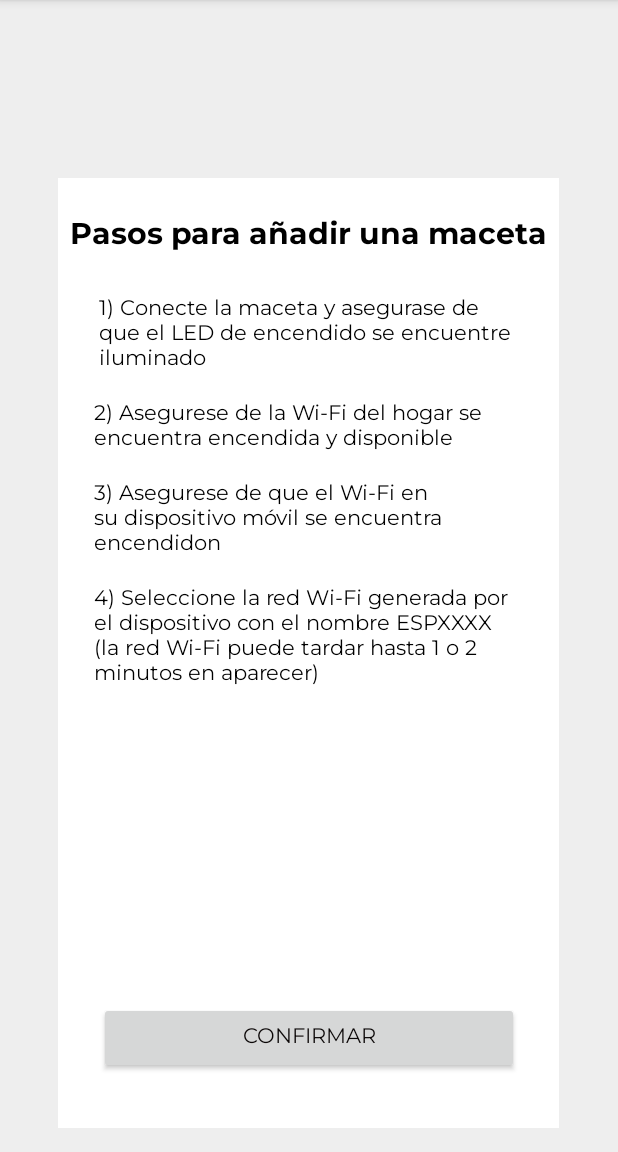
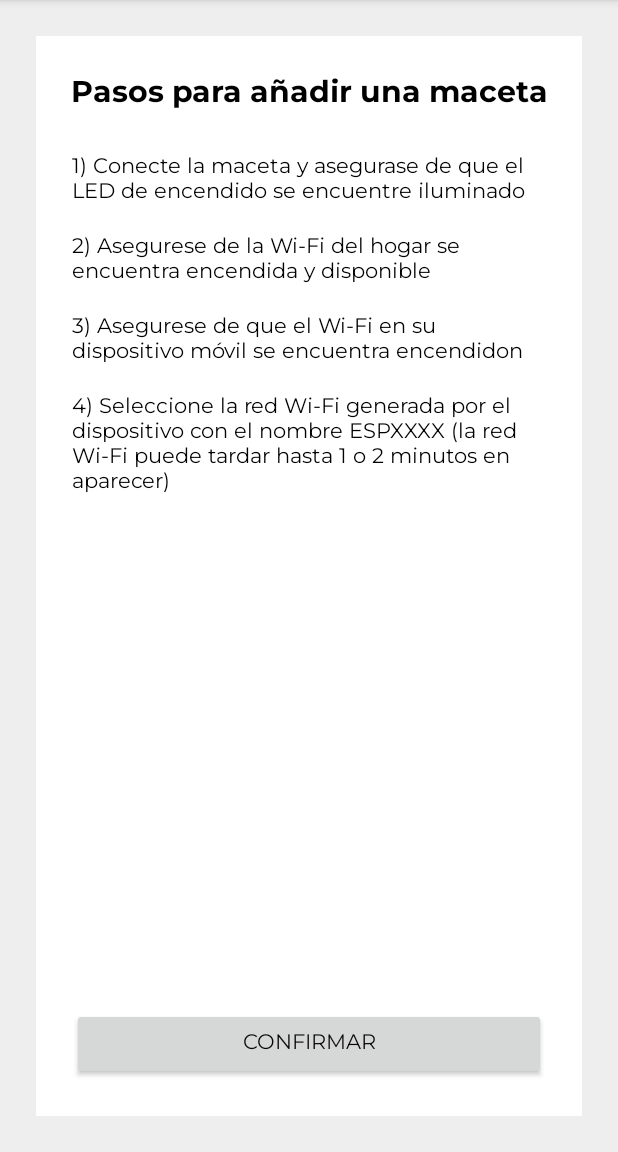
Before and after one commit to Rodaja/Gardenia-Android, an Android app: the screen it shows after launch (AddFlowerPot), on a phone screen of 412 x 824 dp, the part 84-1236 px from its top. Run offline under Robolectric (Android 15) with nearby library versions, the phone set to English and light mode, and no system bars.

Commit message:
scroll en anadir maceta

```diff
--- a/app/src/main/res/layout/activity_add_flower_pot.xml
+++ b/app/src/main/res/layout/activity_add_flower_pot.xml
@@ -8,14 +8,36 @@
     tools:context=".view.AddFlowerPot">
 
     <androidx.constraintlayout.widget.ConstraintLayout
-        android:layout_width="334dp"
-        android:layout_height="633dp"
-        android:layout_marginBottom="16dp"
+        android:layout_width="match_parent"
+        android:layout_height="match_parent"
+        android:layout_marginStart="24dp"
+        android:layout_marginLeft="24dp"
+        android:layout_marginTop="24dp"
+        android:layout_marginEnd="24dp"
+        android:layout_marginRight="24dp"
+        android:layout_marginBottom="24dp"
         android:background="@color/colorPrimary"
         app:layout_constraintBottom_toBottomOf="parent"
         app:layout_constraintEnd_toEndOf="parent"
-        app:layout_constraintHorizontal_bias="0.493"
-        app:layout_constraintStart_toStartOf="parent">
+        app:layout_constraintHorizontal_bias="0.0"
+        app:layout_constraintStart_toStartOf="parent"
+        app:layout_constraintTop_toTopOf="parent"
+        app:layout_constraintVertical_bias="1.0">
+
+        <ScrollView
+            android:id="@+id/scrollView2"
+            android:layout_width="0dp"
+            android:layout_height="0dp"
+            android:layout_marginBottom="24dp"
+            app:layout_constraintBottom_toTopOf="@+id/btn_confirmar_agregar"
+            app:layout_constraintEnd_toEndOf="parent"
+            app:layout_constraintStart_toStartOf="parent"
+            app:layout_constraintTop_toTopOf="parent">
+
+            <androidx.constraintlayout.widget.ConstraintLayout
+                android:layout_width="match_parent"
+                android:layout_height="wrap_content"
+                android:layout_marginBottom="16dp">
 
                 <TextView
                     android:id="@+id/tv_titulo_agregar_maceta"
@@ -32,7 +54,7 @@
 
                 <TextView
                     android:id="@+id/tv_paso1"
-            android:layout_width="280dp"
+                    android:layout_width="0dp"
                     android:layout_height="wrap_content"
                     android:layout_marginStart="24dp"
                     android:layout_marginLeft="24dp"
@@ -48,40 +70,49 @@
 
                 <TextView
                     android:id="@+id/tv_paso2"
-            android:layout_width="280dp"
+                    android:layout_width="0dp"
                     android:layout_height="wrap_content"
                     android:layout_marginStart="24dp"
                     android:layout_marginLeft="24dp"
                     android:layout_marginTop="16dp"
+                    android:layout_marginEnd="24dp"
+                    android:layout_marginRight="24dp"
                     android:fontFamily="@font/montserrat"
                     android:text="@string/paso2"
                     android:textColor="@color/colorFont"
+                    app:layout_constraintEnd_toEndOf="parent"
                     app:layout_constraintStart_toStartOf="parent"
                     app:layout_constraintTop_toBottomOf="@+id/tv_paso1" />
 
                 <TextView
                     android:id="@+id/tv_paso3"
-            android:layout_width="280dp"
+                    android:layout_width="0dp"
                     android:layout_height="wrap_content"
                     android:layout_marginStart="24dp"
                     android:layout_marginLeft="24dp"
                     android:layout_marginTop="16dp"
+                    android:layout_marginEnd="24dp"
+                    android:layout_marginRight="24dp"
                     android:fontFamily="@font/montserrat"
                     android:text="@string/paso3"
                     android:textColor="@color/colorFont"
+                    app:layout_constraintEnd_toEndOf="parent"
                     app:layout_constraintStart_toStartOf="parent"
                     app:layout_constraintTop_toBottomOf="@+id/tv_paso2" />
 
                 <TextView
                     android:id="@+id/tv_paso4"
-            android:layout_width="280dp"
+                    android:layout_width="0dp"
                     android:layout_height="wrap_content"
                     android:layout_marginStart="24dp"
                     android:layout_marginLeft="24dp"
                     android:layout_marginTop="16dp"
+                    android:layout_marginEnd="24dp"
+                    android:layout_marginRight="24dp"
                     android:fontFamily="@font/montserrat"
                     android:text="@string/paso4"
                     android:textColor="@color/colorFont"
+                    app:layout_constraintEnd_toEndOf="parent"
                     app:layout_constraintStart_toStartOf="parent"
                     app:layout_constraintTop_toBottomOf="@+id/tv_paso3" />
 
@@ -98,17 +129,24 @@
                     app:layout_constraintStart_toStartOf="parent"
                     app:layout_constraintTop_toBottomOf="@+id/tv_paso4" />
 
+            </androidx.constraintlayout.widget.ConstraintLayout>
+        </ScrollView>
+
         <Button
             android:id="@+id/btn_confirmar_agregar"
-            android:layout_width="280dp"
+            android:layout_width="0dp"
             android:layout_height="wrap_content"
-            android:layout_marginTop="24dp"
+            android:layout_marginStart="24dp"
+            android:layout_marginLeft="24dp"
+            android:layout_marginEnd="24dp"
+            android:layout_marginRight="24dp"
+            android:layout_marginBottom="24dp"
             android:fontFamily="@font/montserrat"
             android:text="@string/confirmar"
             android:textColor="#0B0707"
+            app:layout_constraintBottom_toBottomOf="parent"
             app:layout_constraintEnd_toEndOf="parent"
-            app:layout_constraintStart_toStartOf="parent"
-            app:layout_constraintTop_toBottomOf="@+id/recyclerView" />
+            app:layout_constraintStart_toStartOf="parent" />
+    </androidx.constraintlayout.widget.ConstraintLayout>
 
 </androidx.constraintlayout.widget.ConstraintLayout>
-</androidx.constraintlayout.widget.ConstraintLayout>
```
Lines whose indentation alone changed are shown as unchanged.
